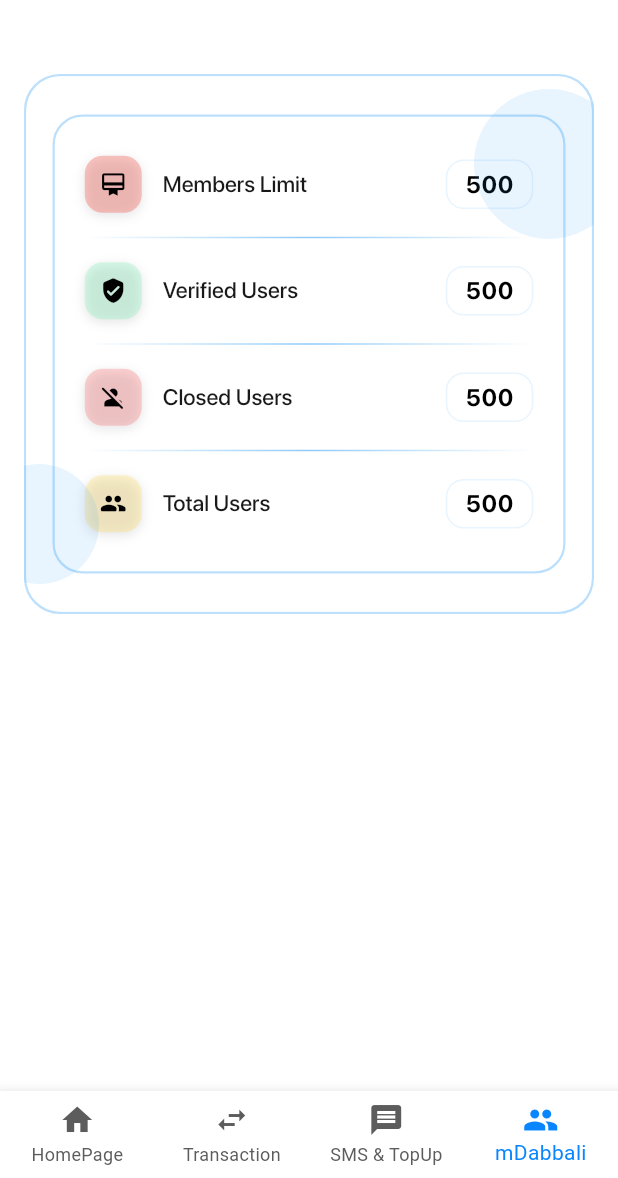
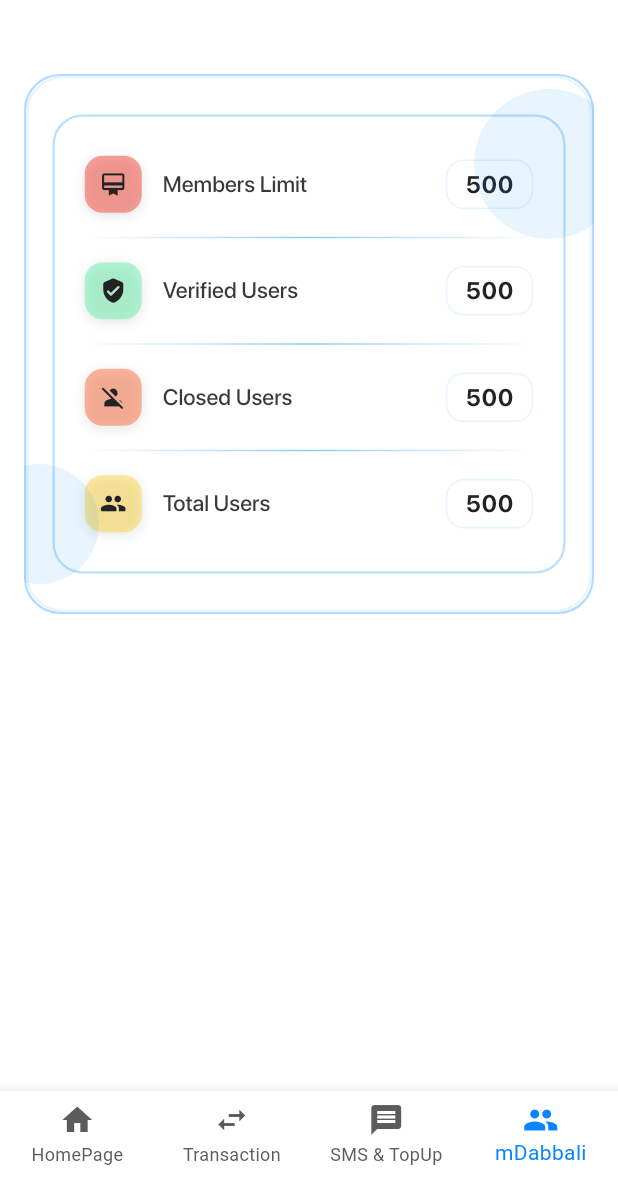
Before and after one commit to jiwantadhital/mdabali_report, a Flutter app: the DashBoardPage screen opened directly, item 4 of the bottom bar chosen, on a phone screen of 412 x 824 dp, the part 58-1236 px from its top. Run offline on Flutter 3.47's test engine with Material 3 defaults, Android fonts, the phone set to English and light mode, and no system bars; our stand-ins replace bloc, equatable, fl_chart, flutter_bloc, flutter_sizer, get and 4 more; accounts and stored records are empty; network calls fail; statements that could not run were skipped.

Commit message:
used color scheme for light and dark theme

```diff
--- a/lib/view/mdabali_page/mdabali_page.dart
+++ b/lib/view/mdabali_page/mdabali_page.dart
@@ -1,9 +1,10 @@
+// ignore_for_file: deprecated_member_use
+
 import 'dart:ui';
 
 import 'package:flutter/material.dart';
 
 import '../extracted_widgets/custom_text.dart';
-import '../homepage/header_section.dart';
 
 class MdabaliPage extends StatelessWidget {
   const MdabaliPage({super.key});
@@ -11,54 +12,42 @@ class MdabaliPage extends StatelessWidget {
   @override
   Widget build(BuildContext context) {
     return SingleChildScrollView(
-    child: Padding(padding: EdgeInsets.all(16),
+      child: Padding(
+        padding: EdgeInsets.all(16),
         child: Column(
           crossAxisAlignment: CrossAxisAlignment.start,
           children: [
-        // HeaderSection(),
-        // const SizedBox(height: 24,),
-        // CustomText(text: 'mDabali Summary',
-        // fontSize: 20,
-        // weight: FontWeight.w600,),
-        // const SizedBox(height: 16,),
-          // _buildMDabbaliCard(institute: 'Aarjan Saving and Credit Cooperative',
-          //                  membersLimit:'500',
-          //                  verifiedUser: '500',
-          //                   closedUser: '500',
-          //                    totalUser:'500')
             buildMdabaliCard(
-            institute: 'Aarjan Saving and Credit Cooperative',
                 membersLimit: '500',
                 verifiedUser: '500',
                 closedUser: '500',
-            totalUser: '500')
-
-
+                totalUser: '500',
+                context: context)
           ],
-    ),),
+        ),
+      ),
     );
   }
 
   Widget buildMdabaliCard({
-  required String institute,
     required String membersLimit,
     required String verifiedUser,
     required String closedUser,
     required String totalUser,
+    required BuildContext context,
   }) {
-
-
+    var colorScheme = Theme.of(context).colorScheme;
     return Container(
-    margin: EdgeInsets.symmetric(vertical: 16,),
+      margin: EdgeInsets.symmetric(
+        vertical: 16,
+      ),
       child: Stack(
         children: [
           // Main Card with Glassmorphism Effect
           Container(
             decoration: BoxDecoration(
               border: Border.all(
-            color:Colors.blue.withOpacity(0.3),
-            width: 1.5
-           ),
+                  color: colorScheme.primary.withOpacity(0.3), width: 1.5),
               borderRadius: BorderRadius.circular(24),
             ),
             child: ClipRRect(
@@ -67,26 +56,21 @@ Widget buildMdabaliCard({
                 filter: ImageFilter.blur(sigmaX: 5, sigmaY: 5),
                 child: Container(
                   decoration: BoxDecoration(
-                  color: Colors.white,
+                    color: colorScheme.surfaceContainerHigh,
                     borderRadius: BorderRadius.circular(24),
                     border: Border.all(
-                    color: Colors.white.withOpacity(0.2),
+                      color: Colors.blue.withOpacity(0.1),
                       width: 1.5,
                     ),
                   ),
                   child: Column(
                     children: [
-
-                    // buildInstituteHeader(institute),
-
                       SizedBox(height: 24),
-
-
                       Container(
                         margin: EdgeInsets.symmetric(horizontal: 16),
                         padding: EdgeInsets.all(20),
                         decoration: BoxDecoration(
-                        color: Colors.white.withOpacity(0.1),
+                          color: colorScheme.surfaceContainerLow,
                           borderRadius: BorderRadius.circular(20),
                           border: Border.all(
                             color: Colors.blue.withOpacity(0.3),
@@ -99,40 +83,39 @@ Widget buildMdabaliCard({
                               'Members Limit',
                               membersLimit,
                               Icons.card_membership,
-                            Colors.black,
-                            iconBgColor: Colors.red.withOpacity(0.3),
+                              colorScheme.onSurface,
+                              iconBgColor: Colors.red.withOpacity(0.5),
                             ),
                             buildDivider(),
                             buildMetricRow(
                               'Verified Users',
                               verifiedUser,
                               Icons.verified_user_rounded,
-                            Colors.black,
-                            iconBgColor: Colors.greenAccent.withOpacity(0.25),
+                              colorScheme.onSurface,
+                              iconBgColor: Colors.greenAccent.withOpacity(0.5),
                             ),
                             buildDivider(),
                             buildMetricRow(
                               'Closed Users',
                               closedUser,
                               Icons.person_off_rounded,
-                            Colors.black,
-                            iconBgColor: Colors.redAccent.withOpacity(0.25),
+                              colorScheme.onSurface,
+                              iconBgColor:
+                                  Colors.deepOrangeAccent.withOpacity(0.5),
                             ),
                             buildDivider(),
                             buildMetricRow(
                               'Total Users',
                               totalUser,
                               Icons.people_rounded,
-                            Colors.black,
-                            iconBgColor: Colors.amberAccent.withOpacity(0.25),
+                              colorScheme.onSurface,
+                              iconBgColor: Colors.amberAccent.withOpacity(0.5),
                               isLast: true,
                             ),
                           ],
                         ),
                       ),
-
                       SizedBox(height: 24),
-
                     ],
                   ),
                 ),
@@ -170,80 +153,22 @@ Widget buildMdabaliCard({
     );
   }
 
-Widget buildInstituteHeader(String institute) {
-  return Padding(
-    padding: const EdgeInsets.only(top: 28),
-    child: Column(
-      children: [
-        // Badge with Container
-        Container(
-          padding: EdgeInsets.symmetric(horizontal: 24, vertical: 5),
-          decoration: BoxDecoration(
-            color: Colors.white.withOpacity(0.15),
-            borderRadius: BorderRadius.circular(18),
-            boxShadow: [
-              BoxShadow(
-                color: Colors.black.withOpacity(0.05),
-                offset: Offset(0, 4),
-                blurRadius: 12,
-              ),
-            ],
-            border: Border.all(
-              color: Colors.white.withOpacity(0.3),
-              width: 1,
-            ),
-          ),
-          child: Row(
-            mainAxisSize: MainAxisSize.min,
-            children: [
-              // Institute Icon
-              // Container(
-              //   padding: EdgeInsets.all(8),
-              //   decoration: BoxDecoration(
-              //     color: Colors.white.withOpacity(0.2),
-              //     shape: BoxShape.circle,
-              //   ),
-              //   child: Icon(
-              //     Icons.school_rounded,
-              //     color: Colors.white,
-              //     size: 18,
-              //   ),
-              // ),
-              // SizedBox(width: 12),
-              // Institute Name with Text Shadow,
-              CustomText(text: institute,
-              fontSize: 15,
-              weight: FontWeight.bold,
-              color: Colors.white,
-              letterSpacing: 0.5,
-
-              )
-
-            ],
-          ),
-        ),
-      ],
-    ),
-  );
-}
-
   Widget buildMetricRow(
     String label,
     String value,
     IconData icon,
-  Color color,
-  {
+    Color color, {
     bool isLast = false,
     Color? iconBgColor,
-  }
-) {
+  }) {
     return AnimatedContainer(
       duration: Duration(milliseconds: 300),
       padding: EdgeInsets.symmetric(vertical: 6),
       child: Row(
         mainAxisAlignment: MainAxisAlignment.spaceBetween,
         children: [
-        Row(
+          Expanded(
+            child: Row(
               children: [
                 // Icon with Custom Background
                 Container(
@@ -267,12 +192,16 @@ Widget buildMetricRow(
                 ),
                 SizedBox(width: 14),
                 // Label Text
-            CustomText(text: label,
+                Expanded(
+                  child: CustomText(
+                    text: label,
                     fontSize: 15,
                     weight: FontWeight.w500,
-            color: color.withOpacity(0.9),)
-
+                    color: color.withOpacity(0.9),
+                  ),
+                )
               ],
+            ),
           ),
           // Value with Highlight
           Container(
@@ -291,9 +220,7 @@ Widget buildMetricRow(
                 weight: FontWeight.bold,
                 color: color,
                 letterSpacing: 0.5,
-            )
-
-        ),
+              )),
         ],
       ),
     );
@@ -319,5 +246,4 @@ Widget buildDivider() {
       ),
     );
   }
-
 }
```
Lines whose indentation alone changed are shown as unchanged.
